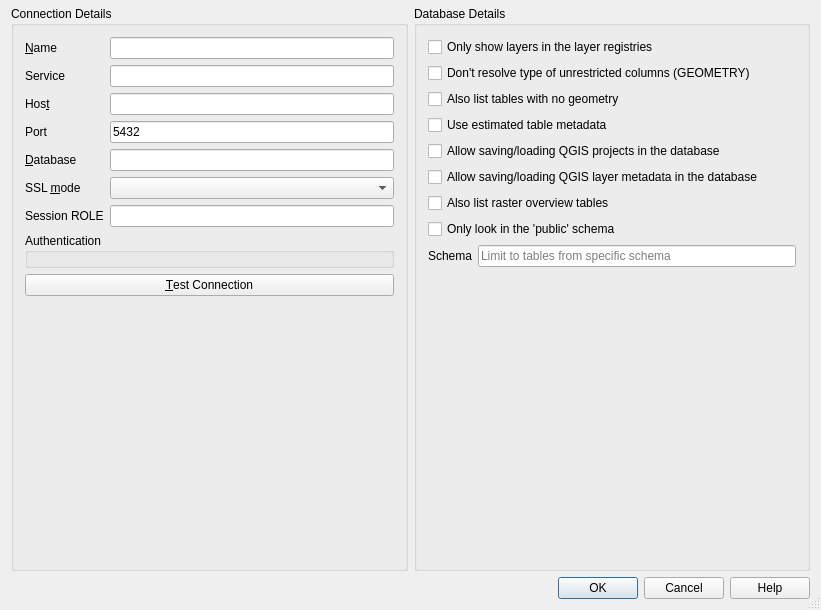
carsmie/QGIS, file src/ui/qgspgnewconnectionbase.ui: the form before one commit.
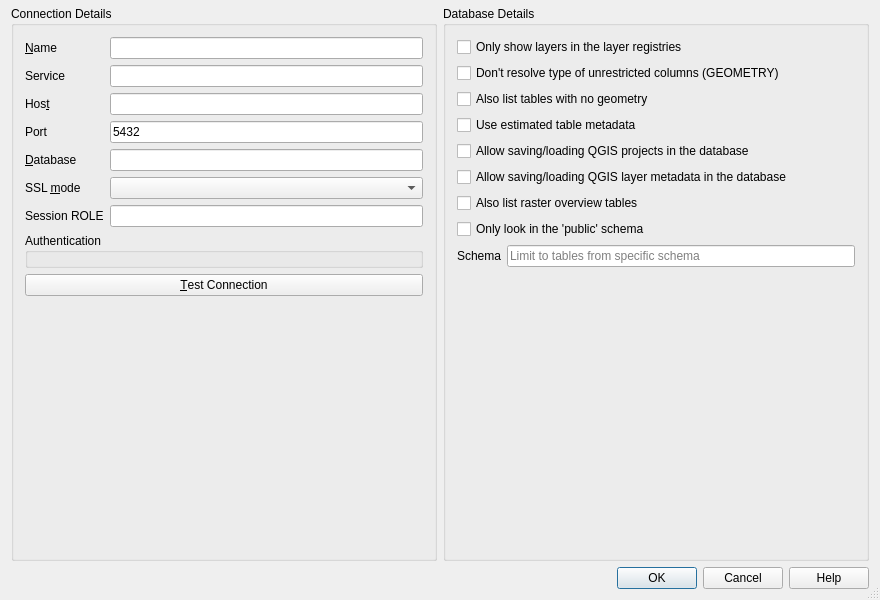
The form after the commit. Custom widgets are drawn as their Qt base class.

Commit message: [ui] Fix various new connection dialog spacing and size

Patch:
```diff
--- a/src/ui/qgspgnewconnectionbase.ui
+++ b/src/ui/qgspgnewconnectionbase.ui
@@ -6,8 +6,8 @@
    <rect>
     <x>0</x>
     <y>0</y>
-    <width>821</width>
-    <height>610</height>
+    <width>880</width>
+    <height>600</height>
    </rect>
   </property>
   <property name="sizePolicy">
@@ -42,8 +42,8 @@
        <rect>
         <x>0</x>
         <y>0</y>
-        <width>803</width>
-        <height>563</height>
+        <width>936</width>
+        <height>630</height>
        </rect>
       </property>
       <layout class="QHBoxLayout" name="horizontalLayout">
@@ -218,6 +218,12 @@
        </item>
        <item>
         <widget class="QGroupBox" name="groupBox">
+         <property name="sizePolicy">
+          <sizepolicy hsizetype="Preferred" vsizetype="MinimumExpanding">
+           <horstretch>0</horstretch>
+           <verstretch>0</verstretch>
+          </sizepolicy>
+         </property>
          <property name="title">
           <string>Database Details</string>
          </property>
@@ -278,6 +284,12 @@
           </item>
           <item row="9" column="0">
            <widget class="QLabel" name="TextLabel3_5">
+            <property name="sizePolicy">
+             <sizepolicy hsizetype="Preferred" vsizetype="Fixed">
+              <horstretch>0</horstretch>
+              <verstretch>0</verstretch>
+             </sizepolicy>
+            </property>
             <property name="text">
              <string>Schema</string>
             </property>
```
Left out of the diff: 12 changed lines with no effect on the pictures. The commit also changes 4 other files.
